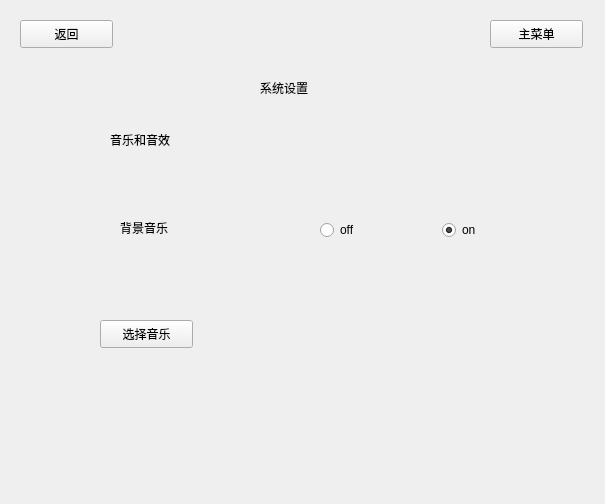
Old version of the form xitongsetting.ui in the repository Flyame-debug/Tomato.
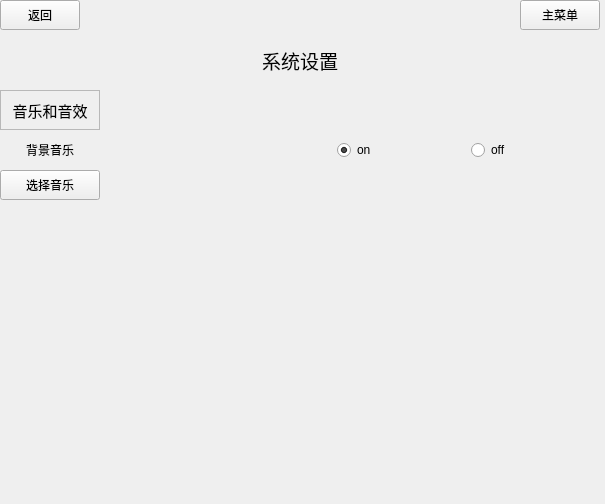
New version of the form. Icons and pictures are not drawn.

Patch:
```diff
--- a/xitongsetting.ui
+++ b/xitongsetting.ui
@@ -20,10 +20,10 @@
   <widget class="QPushButton" name="pushButton">
    <property name="geometry">
     <rect>
-     <x>20</x>
-     <y>20</y>
-     <width>93</width>
-     <height>28</height>
+     <x>0</x>
+     <y>0</y>
+     <width>80</width>
+     <height>30</height>
     </rect>
    </property>
    <property name="text">
@@ -33,10 +33,10 @@
   <widget class="QPushButton" name="pushButton_2">
    <property name="geometry">
     <rect>
-     <x>490</x>
-     <y>20</y>
-     <width>93</width>
-     <height>28</height>
+     <x>520</x>
+     <y>0</y>
+     <width>80</width>
+     <height>30</height>
     </rect>
    </property>
    <property name="text">
@@ -46,36 +46,55 @@
   <widget class="QLabel" name="label">
    <property name="geometry">
     <rect>
-     <x>260</x>
-     <y>80</y>
-     <width>72</width>
-     <height>15</height>
+     <x>200</x>
+     <y>40</y>
+     <width>200</width>
+     <height>40</height>
     </rect>
    </property>
+   <property name="font">
+    <font>
+     <pointsize>14</pointsize>
+    </font>
+   </property>
    <property name="text">
     <string>系统设置</string>
    </property>
+   <property name="alignment">
+    <set>Qt::AlignCenter</set>
+   </property>
   </widget>
   <widget class="QLabel" name="label_2">
    <property name="geometry">
     <rect>
-     <x>110</x>
-     <y>130</y>
-     <width>91</width>
-     <height>20</height>
+     <x>0</x>
+     <y>90</y>
+     <width>100</width>
+     <height>40</height>
     </rect>
    </property>
+   <property name="font">
+    <font>
+     <pointsize>11</pointsize>
+    </font>
+   </property>
+   <property name="frameShape">
+    <enum>QFrame::StyledPanel</enum>
+   </property>
    <property name="text">
     <string>音乐和音效</string>
    </property>
+   <property name="alignment">
+    <set>Qt::AlignCenter</set>
+   </property>
   </widget>
   <widget class="QPushButton" name="pushButton_3">
    <property name="geometry">
     <rect>
-     <x>100</x>
-     <y>320</y>
-     <width>93</width>
-     <height>28</height>
+     <x>0</x>
+     <y>170</y>
+     <width>100</width>
+     <height>30</height>
     </rect>
    </property>
    <property name="text">
@@ -85,33 +104,29 @@
   <widget class="QLabel" name="label_3">
    <property name="geometry">
     <rect>
-     <x>120</x>
-     <y>220</y>
-     <width>72</width>
-     <height>15</height>
+     <x>0</x>
+     <y>130</y>
+     <width>100</width>
+     <height>40</height>
     </rect>
    </property>
    <property name="text">
     <string>背景音乐</string>
    </property>
+   <property name="alignment">
+    <set>Qt::AlignCenter</set>
+   </property>
   </widget>
   <widget class="QWidget" name="horizontalLayoutWidget">
    <property name="geometry">
     <rect>
-     <x>320</x>
-     <y>220</y>
-     <width>238</width>
-     <height>21</height>
+     <x>337</x>
+     <y>130</y>
+     <width>261</width>
+     <height>41</height>
     </rect>
    </property>
    <layout class="QHBoxLayout" name="horizontalLayout">
-    <item>
-     <widget class="QRadioButton" name="radioButton">
-      <property name="text">
-       <string>off</string>
-      </property>
-     </widget>
-    </item>
     <item>
      <widget class="QRadioButton" name="radioButton_2">
       <property name="text">
@@ -122,6 +137,13 @@
       </property>
      </widget>
     </item>
+    <item>
+     <widget class="QRadioButton" name="radioButton">
+      <property name="text">
+       <string>off</string>
+      </property>
+     </widget>
+    </item>
    </layout>
   </widget>
  </widget>
```
